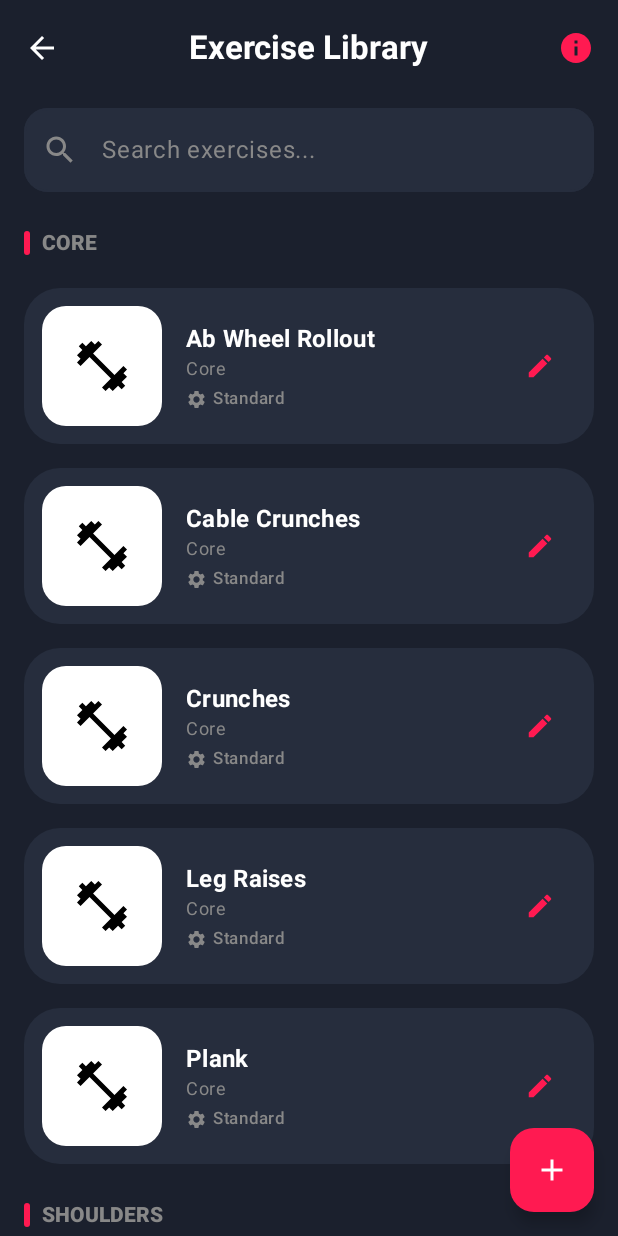
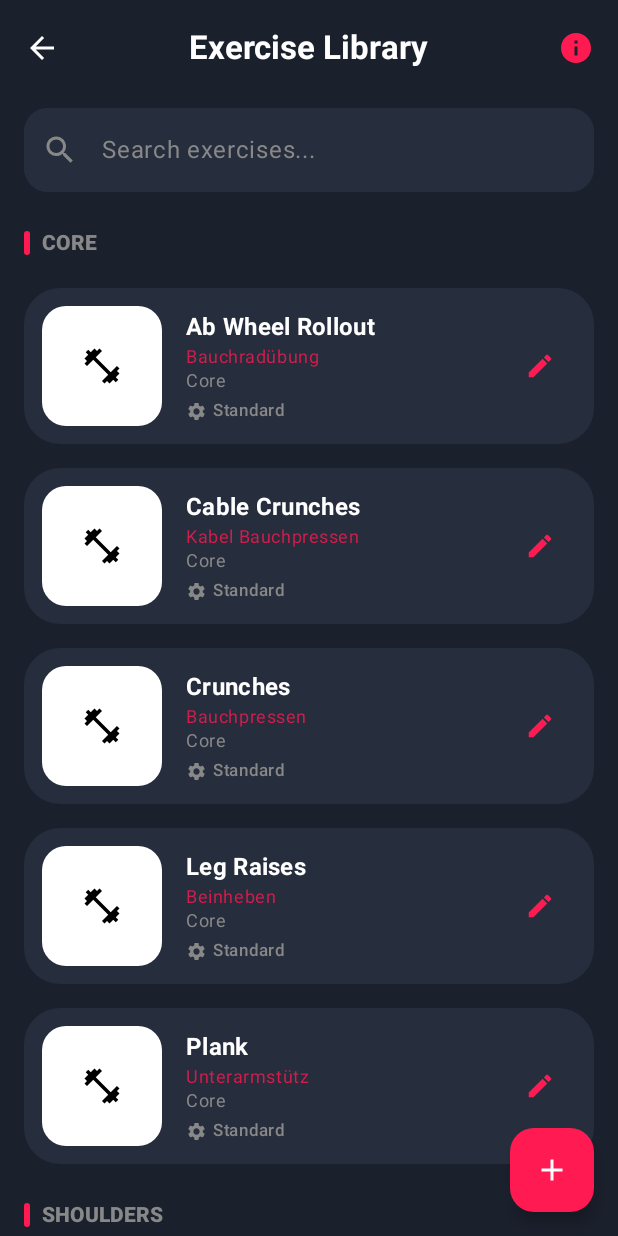
Before and after one commit to rabanush/FitTrack, an Android app built with Jetpack Compose: the screen it shows after launch (MainActivity), after a tap on "Exercises", on a phone screen of 412 x 824 dp. Run offline under Robolectric (Android 15) with nearby library versions, the phone set to English and light mode, and no system bars; our stand-ins replace Room's generated code, livedata-compose.

Commit message:
Implement all 8 fixes: timer sound, back button, completed exercises/sets, ghost numbers, icon size, German names, remove RIR
Agent-Logs-Url: https://github.com/rabanush/FitTrack/sessions/684c0432-5b6c-4eed-ba6e-45d4eada1f3a

Co-authored-by: rabanush <88557389+rabanush@users.noreply.github.com>

```diff
--- a/app/src/main/java/com/fittrack/app/data/database/FitTrackDatabase.kt
+++ b/app/src/main/java/com/fittrack/app/data/database/FitTrackDatabase.kt
@@ -18,7 +18,7 @@ import kotlinx.coroutines.launch
 
 @Database(
     entities = [Exercise::class, Workout::class, WorkoutExercise::class, LogEntry::class],
-    version = 2,
+    version = 3,
     exportSchema = false
 )
 abstract class FitTrackDatabase : RoomDatabase() {
@@ -60,53 +60,53 @@ abstract class FitTrackDatabase : RoomDatabase() {
         private suspend fun populateInitialData(exerciseDao: ExerciseDao) {
             val exercises = listOf(
                 // Chest
-                Exercise(name = "Bench Press", muscleGroup = "Chest"),
-                Exercise(name = "Incline Bench Press", muscleGroup = "Chest"),
-                Exercise(name = "Decline Bench Press", muscleGroup = "Chest"),
-                Exercise(name = "Dumbbell Flyes", muscleGroup = "Chest"),
-                Exercise(name = "Cable Flyes", muscleGroup = "Chest"),
-                Exercise(name = "Push-ups", muscleGroup = "Chest"),
-                Exercise(name = "Dips", muscleGroup = "Chest"),
+                Exercise(name = "Bench Press", muscleGroup = "Chest", germanName = "Bankdrücken"),
+                Exercise(name = "Incline Bench Press", muscleGroup = "Chest", germanName = "Schrägbankdrücken"),
+                Exercise(name = "Decline Bench Press", muscleGroup = "Chest", germanName = "Negativbankdrücken"),
+                Exercise(name = "Dumbbell Flyes", muscleGroup = "Chest", germanName = "Kurzhantel Fliegende"),
+                Exercise(name = "Cable Flyes", muscleGroup = "Chest", germanName = "Kabel Fliegende"),
+                Exercise(name = "Push-ups", muscleGroup = "Chest", germanName = "Liegestütze"),
+                Exercise(name = "Dips", muscleGroup = "Chest", germanName = "Dips"),
                 // Back
-                Exercise(name = "Pull-ups", muscleGroup = "Back"),
-                Exercise(name = "Barbell Row", muscleGroup = "Back"),
-                Exercise(name = "Seated Cable Row", muscleGroup = "Back"),
-                Exercise(name = "Lat Pulldown", muscleGroup = "Back"),
-                Exercise(name = "T-Bar Row", muscleGroup = "Back"),
-                Exercise(name = "Deadlift", muscleGroup = "Back"),
-                Exercise(name = "Face Pulls", muscleGroup = "Back"),
+                Exercise(name = "Pull-ups", muscleGroup = "Back", germanName = "Klimmzüge"),
+                Exercise(name = "Barbell Row", muscleGroup = "Back", germanName = "Langhantelrudern"),
+                Exercise(name = "Seated Cable Row", muscleGroup = "Back", germanName = "Rudern am Kabel sitzend"),
+                Exercise(name = "Lat Pulldown", muscleGroup = "Back", germanName = "Latziehen"),
+                Exercise(name = "T-Bar Row", muscleGroup = "Back", germanName = "T-Stangen Rudern"),
+                Exercise(name = "Deadlift", muscleGroup = "Back", germanName = "Kreuzheben"),
+                Exercise(name = "Face Pulls", muscleGroup = "Back", germanName = "Gesichtszüge"),
                 // Shoulders
-                Exercise(name = "Overhead Press", muscleGroup = "Shoulders"),
-                Exercise(name = "Dumbbell Shoulder Press", muscleGroup = "Shoulders"),
-                Exercise(name = "Lateral Raises", muscleGroup = "Shoulders"),
-                Exercise(name = "Front Raises", muscleGroup = "Shoulders"),
-                Exercise(name = "Rear Delt Flyes", muscleGroup = "Shoulders"),
-                Exercise(name = "Arnold Press", muscleGroup = "Shoulders"),
+                Exercise(name = "Overhead Press", muscleGroup = "Shoulders", germanName = "Schulterdrücken"),
+                Exercise(name = "Dumbbell Shoulder Press", muscleGroup = "Shoulders", germanName = "Kurzhantel Schulterdrücken"),
+                Exercise(name = "Lateral Raises", muscleGroup = "Shoulders", germanName = "Seitheben"),
+                Exercise(name = "Front Raises", muscleGroup = "Shoulders", germanName = "Frontheben"),
+                Exercise(name = "Rear Delt Flyes", muscleGroup = "Shoulders", germanName = "Hintere Schulter Fliegende"),
+                Exercise(name = "Arnold Press", muscleGroup = "Shoulders", germanName = "Arnold Press"),
                 // Arms
-                Exercise(name = "Barbell Curl", muscleGroup = "Biceps"),
-                Exercise(name = "Dumbbell Curl", muscleGroup = "Biceps"),
-                Exercise(name = "Hammer Curl", muscleGroup = "Biceps"),
-                Exercise(name = "Preacher Curl", muscleGroup = "Biceps"),
-                Exercise(name = "Tricep Pushdown", muscleGroup = "Triceps"),
-                Exercise(name = "Skull Crushers", muscleGroup = "Triceps"),
-                Exercise(name = "Overhead Tricep Extension", muscleGroup = "Triceps"),
-                Exercise(name = "Close Grip Bench Press", muscleGroup = "Triceps"),
+                Exercise(name = "Barbell Curl", muscleGroup = "Biceps", germanName = "Langhantel Bizepscurl"),
+                Exercise(name = "Dumbbell Curl", muscleGroup = "Biceps", germanName = "Kurzhantel Bizepscurl"),
+                Exercise(name = "Hammer Curl", muscleGroup = "Biceps", germanName = "Hammer Curl"),
+                Exercise(name = "Preacher Curl", muscleGroup = "Biceps", germanName = "Scott Curl"),
+                Exercise(name = "Tricep Pushdown", muscleGroup = "Triceps", germanName = "Trizepsdrücken"),
+                Exercise(name = "Skull Crushers", muscleGroup = "Triceps", germanName = "Stirndrücken"),
+                Exercise(name = "Overhead Tricep Extension", muscleGroup = "Triceps", germanName = "Trizeps Überkopfdrücken"),
+                Exercise(name = "Close Grip Bench Press", muscleGroup = "Triceps", germanName = "Enges Bankdrücken"),
                 // Legs
-                Exercise(name = "Squat", muscleGroup = "Quads"),
-                Exercise(name = "Leg Press", muscleGroup = "Quads"),
-                Exercise(name = "Leg Extension", muscleGroup = "Quads"),
-                Exercise(name = "Romanian Deadlift", muscleGroup = "Hamstrings"),
-                Exercise(name = "Leg Curl", muscleGroup = "Hamstrings"),
-                Exercise(name = "Hip Thrust", muscleGroup = "Glutes"),
-                Exercise(name = "Bulgarian Split Squat", muscleGroup = "Quads"),
-                Exercise(name = "Calf Raises", muscleGroup = "Calves"),
-                Exercise(name = "Standing Calf Raises", muscleGroup = "Calves"),
+                Exercise(name = "Squat", muscleGroup = "Quads", germanName = "Kniebeuge"),
+                Exercise(name = "Leg Press", muscleGroup = "Quads", germanName = "Beinpresse"),
+                Exercise(name = "Leg Extension", muscleGroup = "Quads", germanName = "Beinstrecker"),
+                Exercise(name = "Romanian Deadlift", muscleGroup = "Hamstrings", germanName = "Rumänisches Kreuzheben"),
+                Exercise(name = "Leg Curl", muscleGroup = "Hamstrings", germanName = "Beincurl"),
+                Exercise(name = "Hip Thrust", muscleGroup = "Glutes", germanName = "Hüftstrecker"),
+                Exercise(name = "Bulgarian Split Squat", muscleGroup = "Quads", germanName = "Bulgarische Split Kniebeuge"),
+                Exercise(name = "Calf Raises", muscleGroup = "Calves", germanName = "Wadenheben"),
+                Exercise(name = "Standing Calf Raises", muscleGroup = "Calves", germanName = "Stehendes Wadenheben"),
                 // Core
-                Exercise(name = "Plank", muscleGroup = "Core"),
-                Exercise(name = "Crunches", muscleGroup = "Core"),
-                Exercise(name = "Leg Raises", muscleGroup = "Core"),
-                Exercise(name = "Cable Crunches", muscleGroup = "Core"),
-                Exercise(name = "Ab Wheel Rollout", muscleGroup = "Core")
+                Exercise(name = "Plank", muscleGroup = "Core", germanName = "Unterarmstütz"),
+                Exercise(name = "Crunches", muscleGroup = "Core", germanName = "Bauchpressen"),
+                Exercise(name = "Leg Raises", muscleGroup = "Core", germanName = "Beinheben"),
+                Exercise(name = "Cable Crunches", muscleGroup = "Core", germanName = "Kabel Bauchpressen"),
+                Exercise(name = "Ab Wheel Rollout", muscleGroup = "Core", germanName = "Bauchradübung")
             )
             exercises.forEach { exerciseDao.insertExercise(it) }
         }
--- a/app/src/main/java/com/fittrack/app/data/model/Exercise.kt
+++ b/app/src/main/java/com/fittrack/app/data/model/Exercise.kt
@@ -9,5 +9,6 @@ data class Exercise(
     @PrimaryKey(autoGenerate = true) val id: Long = 0,
     val name: String,
     @ColumnInfo(name = "muscle_group") val muscleGroup: String,
-    @ColumnInfo(name = "is_custom") val isCustom: Boolean = false
+    @ColumnInfo(name = "is_custom") val isCustom: Boolean = false,
+    @ColumnInfo(name = "german_name") val germanName: String = ""
 )
--- a/app/src/main/java/com/fittrack/app/ui/screens/ExerciseListScreen.kt
+++ b/app/src/main/java/com/fittrack/app/ui/screens/ExerciseListScreen.kt
@@ -31,7 +31,8 @@ fun ExerciseListScreen(
 
     val filtered = exercises.filter {
         it.name.contains(searchQuery, ignoreCase = true) ||
-                it.muscleGroup.contains(searchQuery, ignoreCase = true)
+                it.muscleGroup.contains(searchQuery, ignoreCase = true) ||
+                it.germanName.contains(searchQuery, ignoreCase = true)
     }
 
     Scaffold(
@@ -189,7 +190,7 @@ fun ExerciseItem(
                     Icon(
                         Icons.Default.FitnessCenter,
                         contentDescription = null,
-                        modifier = Modifier.size(40.dp),
+                        modifier = Modifier.size(28.dp),
                         tint = Color.Black
                     )
                 }
@@ -203,6 +204,13 @@ fun ExerciseItem(
                     style = MaterialTheme.typography.titleMedium.copy(fontWeight = FontWeight.Bold),
                     color = Color.White
                 )
+                if (exercise.germanName.isNotEmpty()) {
+                    Text(
+                        exercise.germanName,
+                        style = MaterialTheme.typography.bodySmall,
+                        color = MaterialTheme.colorScheme.primary.copy(alpha = 0.8f)
+                    )
+                }
                 Text(
                     exercise.muscleGroup,
                     style = MaterialTheme.typography.bodySmall,
```
Also changed, not shown: app/src/main/java/com/fittrack/app/ui/screens/ActiveWorkoutScreen.kt (+37 -34 lines), app/src/main/java/com/fittrack/app/viewmodel/ActiveWorkoutViewModel.kt (+11 -8 lines).
